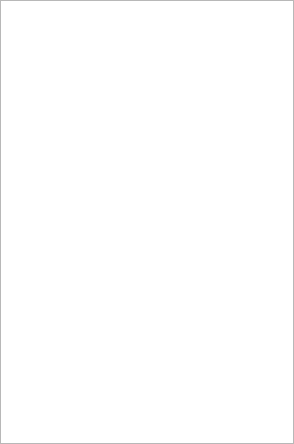
First picture: the form in src/gui/EntryListWidget.ui, repository Gnurou/tagainijisho, before the edit.
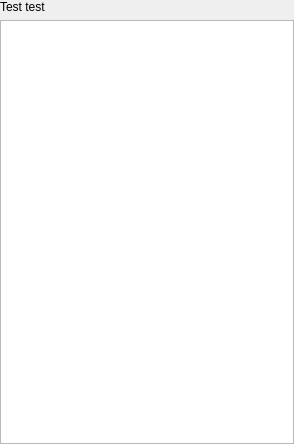
Second picture: the form after the edit. Custom widgets are drawn as their Qt base class.

Commit message: Lists navigation completed

Diff of the .ui file:
```diff
--- a/src/gui/EntryListWidget.ui
+++ b/src/gui/EntryListWidget.ui
@@ -18,7 +18,14 @@
     <number>0</number>
    </property>
    <item>
-    <widget class="EntryListView" name="lists">
+    <widget class="QLabel" name="_titleLabel">
+     <property name="text">
+      <string>Test test</string>
+     </property>
+    </widget>
+   </item>
+   <item>
+    <widget class="EntryListView" name="_lists">
      <property name="acceptDrops">
       <bool>true</bool>
      </property>
```
The commit also changes 5 other files.
